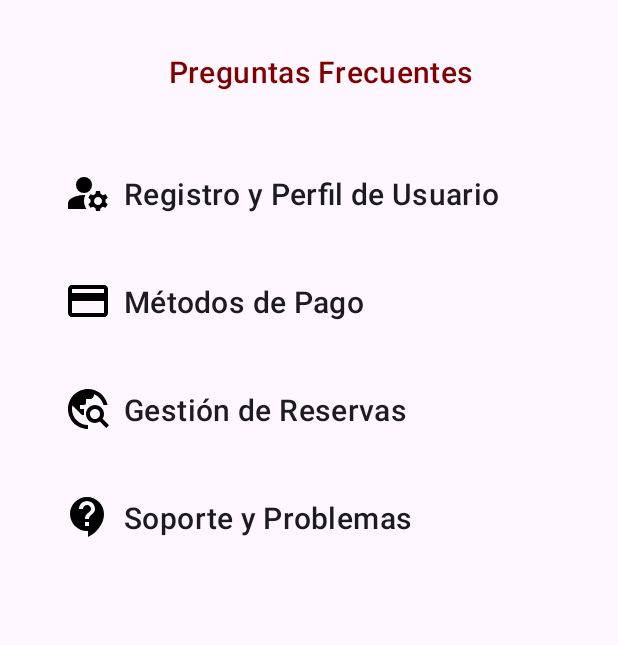
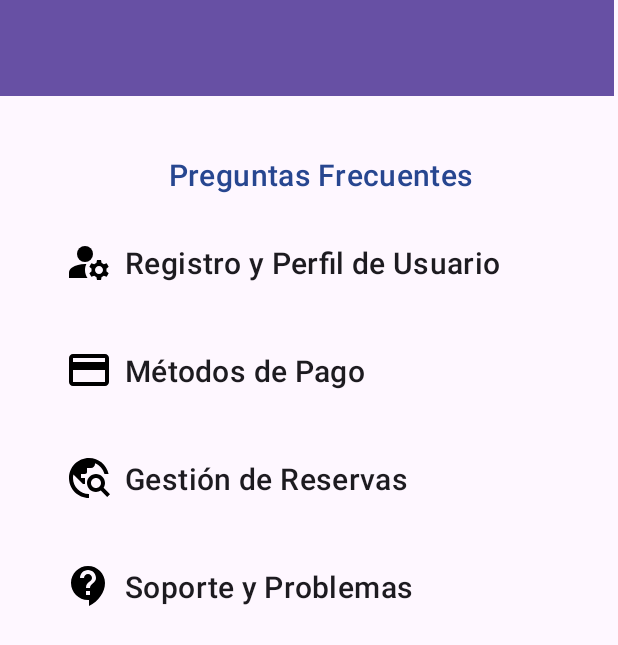
Before and after one commit to ManuelCalam/LuxeInn, an Android app: the Preguntas_Frecuentes screen opened directly, with no data from a screen before it, on a phone screen of 412 x 824 dp. Shown: the top 645 px of the screen. Run offline under Robolectric (Android 15) with nearby library versions, the phone set to English and light mode, and no system bars.

```diff
--- a/app/build.gradle.kts
+++ b/app/build.gradle.kts
@@ -6,7 +6,7 @@ plugins {
 
 android {
     namespace = "com.example.luxeinn"
-    compileSdk = 34
+    compileSdk = 35
 
     defaultConfig {
         applicationId = "com.example.luxeinn"
--- a/app/src/main/java/com/example/luxeinn/MainActivity.kt
+++ b/app/src/main/java/com/example/luxeinn/MainActivity.kt
@@ -61,6 +61,11 @@ class MainActivity : AppCompatActivity() {
                 startActivity(videoIntent)
                 return true
             }
+            R.id.FAQ -> {
+                val sensorIntent = Intent(this, Preguntas_Frecuentes::class.java)
+                startActivity(sensorIntent)
+                return true
+            }
             R.id.aboutUs -> {
                 //val sensorIntent = Intent(this, AboutUs::class.java)
                 //startActivity(sensorIntent)
--- a/app/src/main/res/layout/activity_preguntas_frecuentes.xml
+++ b/app/src/main/res/layout/activity_preguntas_frecuentes.xml
@@ -12,10 +12,11 @@
         android:id="@+id/titlePreguntasFrecuentes"
         android:layout_width="239dp"
         android:layout_height="69dp"
+        android:layout_marginTop="70dp"
         android:padding="16dp"
         android:text="Preguntas Frecuentes"
-        android:textColor="#800000"
         android:textAppearance="?attr/textAppearanceHeadline6"
+        android:textColor="#274690"
         app:layout_constraintBottom_toBottomOf="parent"
         app:layout_constraintEnd_toEndOf="parent"
         app:layout_constraintHorizontal_bias="0.558"
@@ -28,6 +29,9 @@
         android:id="@+id/recyclerView"
         android:layout_width="390dp"
         android:layout_height="668dp"
+        android:layout_marginLeft="16dp"
+        android:layout_marginTop="90dp"
+        android:layout_marginRight="16dp"
         android:padding="16dp"
         app:layout_constraintBottom_toBottomOf="parent"
         app:layout_constraintEnd_toEndOf="parent"
@@ -36,4 +40,18 @@
         app:layout_constraintTop_toTopOf="parent"
         app:layout_constraintVertical_bias="0.492" />
 
+    <androidx.appcompat.widget.Toolbar
+        android:id="@+id/toolbar2"
+        android:layout_width="409dp"
+        android:layout_height="wrap_content"
+        android:background="?attr/colorPrimary"
+        android:minHeight="?attr/actionBarSize"
+        android:theme="?attr/actionBarTheme"
+        app:layout_constraintBottom_toBottomOf="parent"
+        app:layout_constraintEnd_toEndOf="parent"
+        app:layout_constraintHorizontal_bias="0.0"
+        app:layout_constraintStart_toStartOf="parent"
+        app:layout_constraintTop_toTopOf="parent"
+        app:layout_constraintVertical_bias="0.0" />
+
 </androidx.constraintlayout.widget.ConstraintLayout>
--- a/build.gradle.kts
+++ b/build.gradle.kts
@@ -1,6 +1,6 @@
 // Top-level build file where you can add configuration options common to all sub-projects/modules.
 plugins {
-    id("com.android.application") version "8.5.1" apply false
+    id("com.android.application") version "8.2.2" apply false
     id("org.jetbrains.kotlin.android") version "1.9.22" apply false
     id("com.google.gms.google-services") version "4.4.2" apply false
 }
```
Also changed, not shown: gradle/wrapper/gradle-wrapper.properties.
